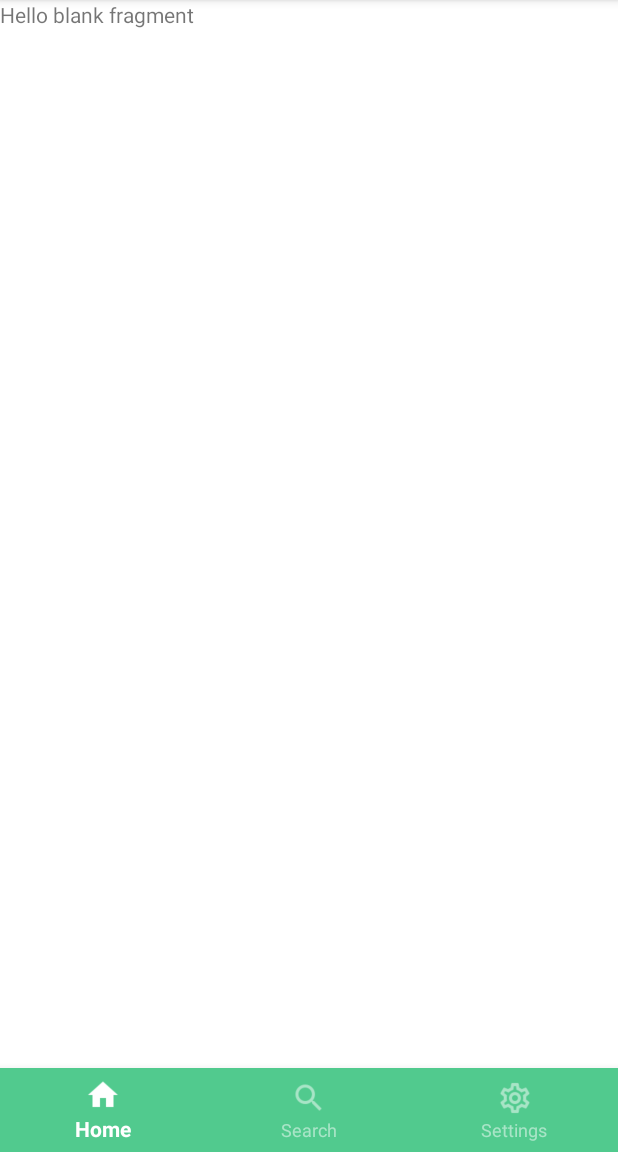
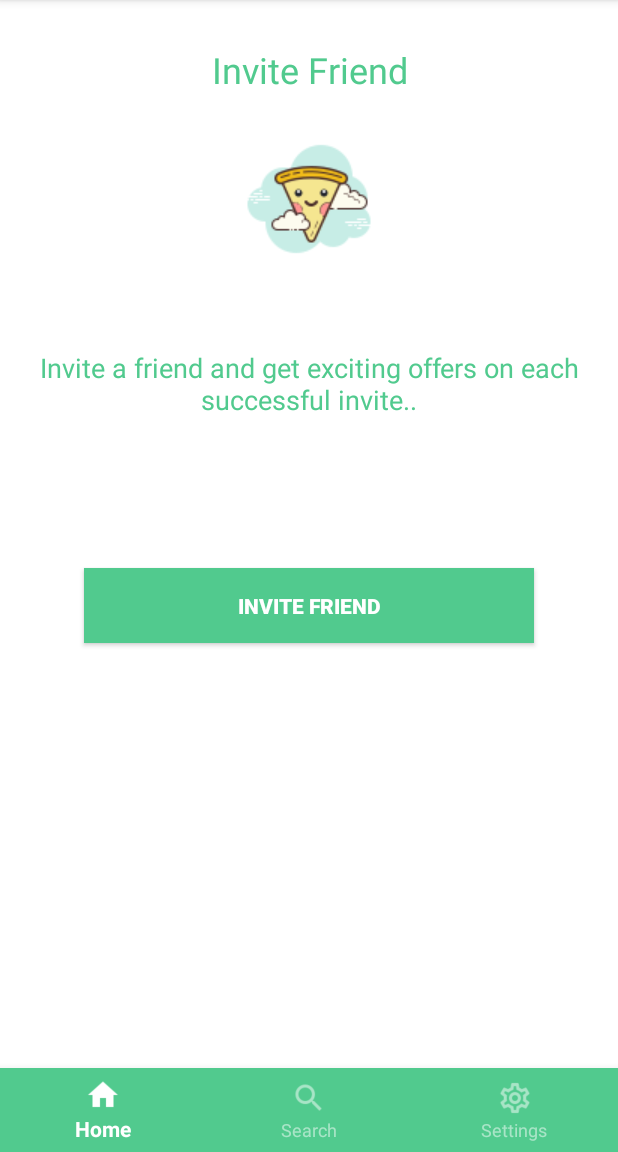
Before and after one commit to afshanaffu26/Flavours_Android, an Android app: the fragment InviteFragment placed in its activity, on a phone screen of 412 x 824 dp, the part 84-1236 px from its top. Run offline under Robolectric (Android 15) with nearby library versions, the phone set to English and light mode, and no system bars.

Commit message:
Invite fragment UI

```diff
--- a/app/src/main/res/layout/fragment_invite.xml
+++ b/app/src/main/res/layout/fragment_invite.xml
@@ -1,14 +1,54 @@
 <?xml version="1.0" encoding="utf-8"?>
 <FrameLayout xmlns:android="http://schemas.android.com/apk/res/android"
+    xmlns:app="http://schemas.android.com/apk/res-auto"
     xmlns:tools="http://schemas.android.com/tools"
     android:layout_width="match_parent"
     android:layout_height="match_parent"
+    android:background="@color/colorWhite"
     tools:context=".InviteFragment">
-
-    <!-- TODO: Update blank fragment layout -->
-    <TextView
+    <LinearLayout
         android:layout_width="match_parent"
         android:layout_height="match_parent"
-        android:text="@string/hello_blank_fragment" />
+        android:orientation="vertical">
+        <TextView
+            android:id="@+id/textView5"
+            android:layout_width="match_parent"
+            android:layout_height="wrap_content"
+            android:layout_marginTop="30dp"
+            android:gravity="center"
+            android:text="Invite Friend"
+            android:textColor="@color/myTextColor"
+            android:textSize="24sp" />
+        <ImageView
+            android:id="@+id/imageView4"
+            android:layout_width="match_parent"
+            android:layout_height="wrap_content"
+            android:layout_gravity="center"
+            android:layout_marginTop="20dp"
+            app:srcCompat="@drawable/icon" />
 
+
+
+        <TextView
+            android:id="@+id/textView8"
+            android:layout_width="match_parent"
+            android:layout_height="wrap_content"
+            android:gravity="center"
+            android:layout_marginTop="50dp"
+            android:text="Invite a friend and get exciting offers on each successful invite.."
+            android:textColor="@color/myTextColor"
+            android:textSize="18sp" />
+
+            <Button
+                android:id="@+id/btnSend"
+                android:layout_width="300dp"
+                android:layout_height="50dp"
+                android:layout_gravity="center_horizontal"
+                android:layout_marginTop="100dp"
+                android:background="@color/myMainColor"
+                android:text="Invite Friend"
+                android:textColor="#FFFFFF"
+                android:textStyle="bold" />
+
+    </LinearLayout>
 </FrameLayout>
```
